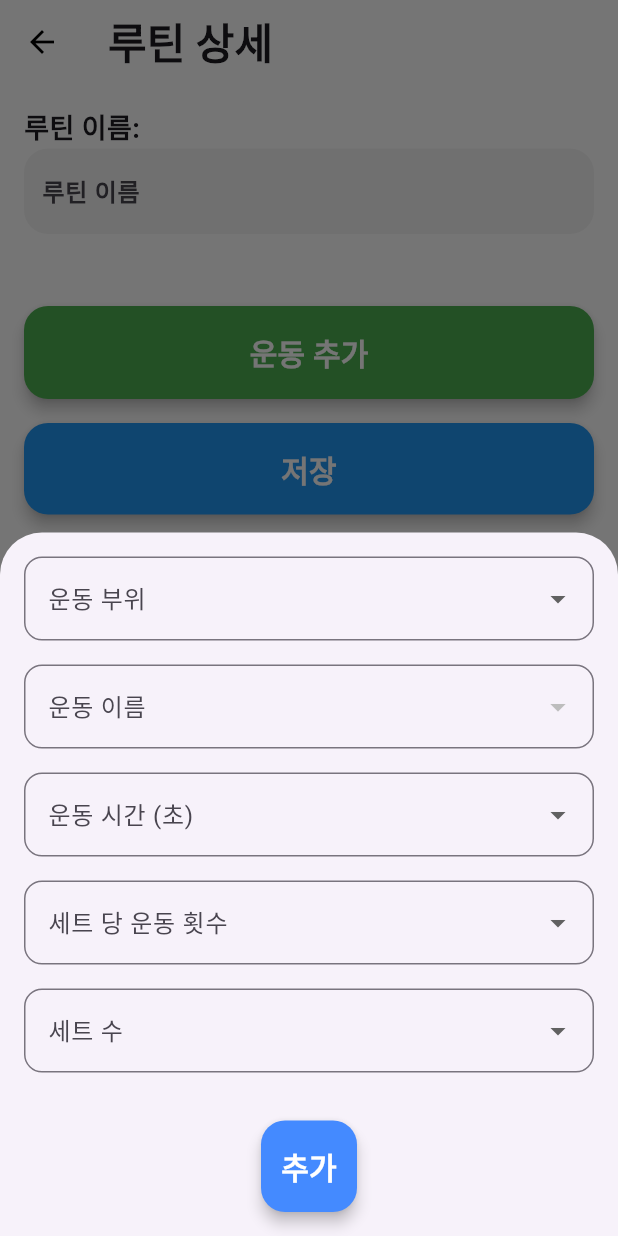
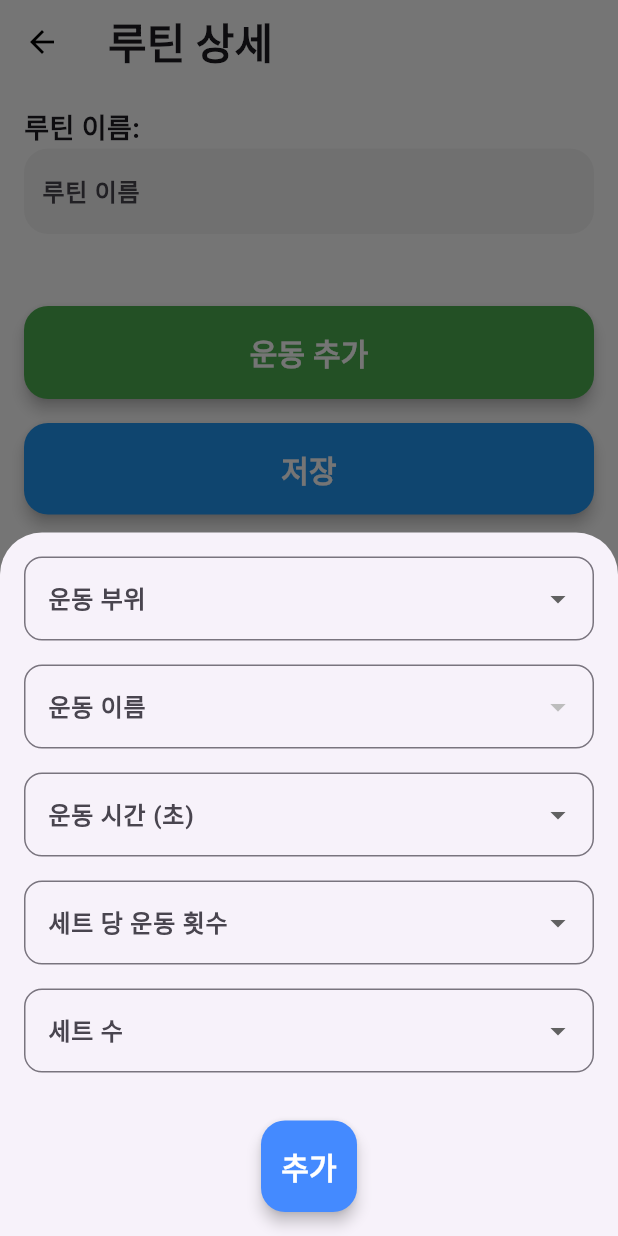
Before and after one commit to CBNU-younghun/OSS-TeamProject-app, a Flutter app: the RoutineDetailPage screen opened directly with empty values, after a tap on "운동 추가", on a phone screen of 412 x 824 dp. Run offline on Flutter 3.47's test engine with Material 3 defaults, Android fonts, the phone set to English and light mode, and no system bars; our stand-ins replace fl_chart, flutter_neumorphic_plus, shared_preferences; accounts and stored records are empty; Roboto replaces fonts that are missing (Bebas Neue).

Commit message:
폰트 변경: 루틴 상세 페이지에서 운동 추가 폼 열었을 때 글자 폰트 변경

```diff
--- a/lib/routine/routine_detail_page.dart
+++ b/lib/routine/routine_detail_page.dart
@@ -269,6 +269,11 @@ class _RoutineDetailPageState extends State<RoutineDetailPage> {
                       },
                       decoration: InputDecoration(
                         labelText: '운동 부위',
+                        labelStyle: TextStyle(
+                          fontFamily: 'Roboto',
+                          fontWeight: FontWeight.w600,
+                          fontSize: 16.0,
+                        ),
                         border: OutlineInputBorder(
                           borderRadius: BorderRadius.circular(12.0),
                         ),
@@ -297,6 +302,11 @@ class _RoutineDetailPageState extends State<RoutineDetailPage> {
                       },
                       decoration: InputDecoration(
                         labelText: '운동 이름',
+                        labelStyle: TextStyle(
+                          fontFamily: 'Roboto',
+                          fontWeight: FontWeight.w600,
+                          fontSize: 16.0,
+                        ),
                         border: OutlineInputBorder(
                           borderRadius: BorderRadius.circular(12.0),
                         ),
@@ -318,6 +328,11 @@ class _RoutineDetailPageState extends State<RoutineDetailPage> {
                       },
                       decoration: InputDecoration(
                         labelText: '운동 시간 (초)',
+                        labelStyle: TextStyle(
+                          fontFamily: 'Roboto',
+                          fontWeight: FontWeight.w600,
+                          fontSize: 16.0,
+                        ),
                         border: OutlineInputBorder(
                           borderRadius: BorderRadius.circular(12.0),
                         ),
@@ -338,6 +353,11 @@ class _RoutineDetailPageState extends State<RoutineDetailPage> {
                       },
                       decoration: InputDecoration(
                         labelText: '세트 당 운동 횟수',
+                        labelStyle: TextStyle(
+                          fontFamily: 'Roboto',
+                          fontWeight: FontWeight.w600,
+                          fontSize: 16.0,
+                        ),
                         border: OutlineInputBorder(
                           borderRadius: BorderRadius.circular(12.0),
                         ),
@@ -359,6 +379,11 @@ class _RoutineDetailPageState extends State<RoutineDetailPage> {
                       },
                       decoration: InputDecoration(
                         labelText: '세트 수',
+                        labelStyle: TextStyle(
+                          fontFamily: 'Roboto',
+                          fontWeight: FontWeight.w600,
+                          fontSize: 16.0,
+                        ),
                         border: OutlineInputBorder(
                           borderRadius: BorderRadius.circular(12.0),
                         ),
```
